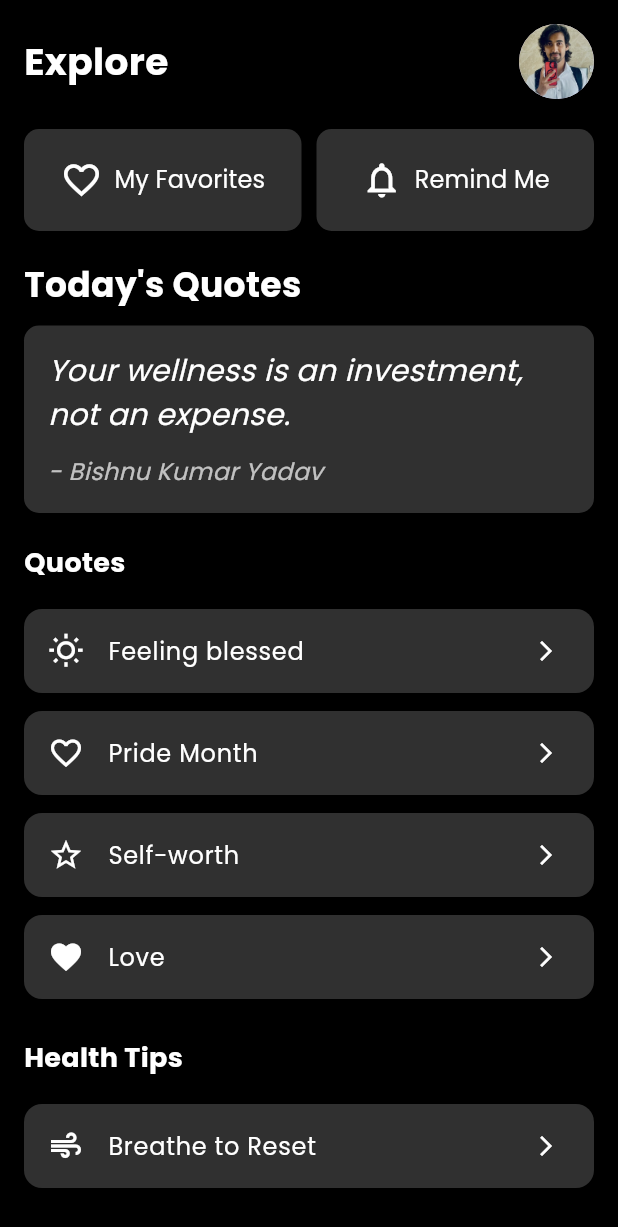
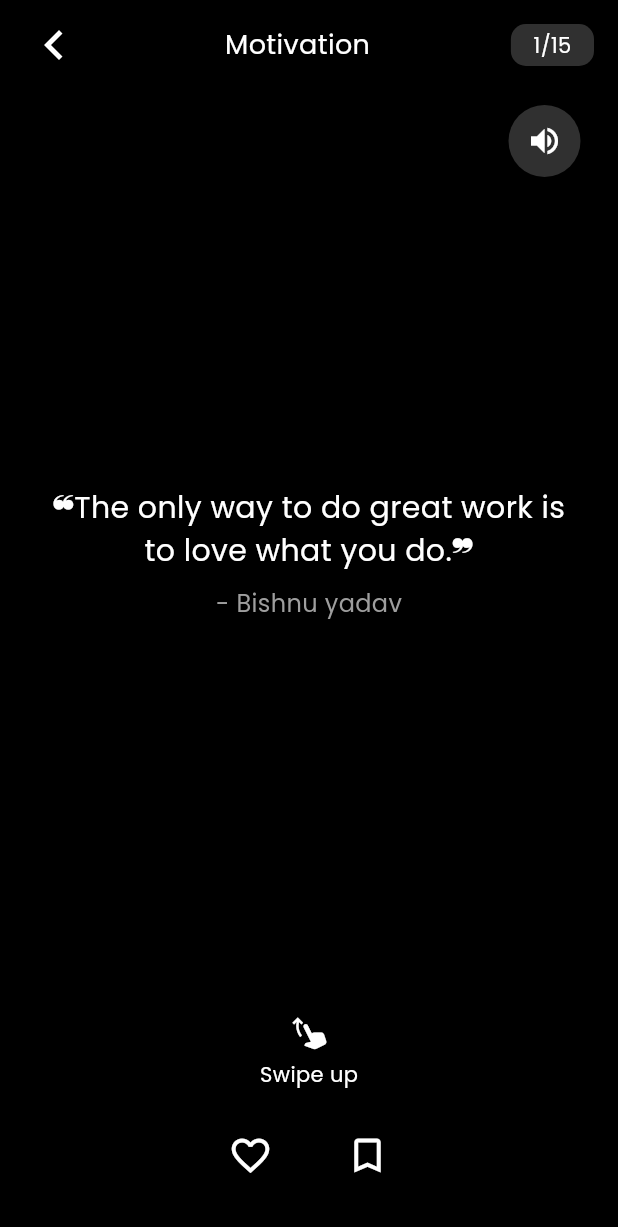
Before and after one commit to Bishnuu72/Flutter-Projects, a Flutter app: the DashboardScreen screen opened by its route, after a tap on "Feeling blessed", on a phone screen of 412 x 824 dp. Shown: the top 1227 px of the screen. Run offline on Flutter 3.47's test engine with Material 3 defaults, Android fonts, the phone set to English and light mode, and no system bars; our stand-ins replace flutter_svg.

Commit message:
Complete Wellness App UI

```diff
--- a/lib/screens/dashboard_screen.dart
+++ b/lib/screens/dashboard_screen.dart
@@ -99,7 +99,7 @@ class _DashboardScreenState extends State<DashboardScreen> {
                   crossAxisAlignment: CrossAxisAlignment.start,
                   children: [
                     Text(
-                      "Your wellness is an investment, not an expense.",
+                      '"Your wellness is an investment, not an expense."',
                       style: TextStyle(
                         fontSize: 20,
                         color: Colors.white,
@@ -128,7 +128,7 @@ class _DashboardScreenState extends State<DashboardScreen> {
               ),
               const SizedBox(height: 12,),
               buildButtonTile(Icons.wb_sunny_outlined, "Feeling blessed", () {
-                //Navigation here
+                Navigator.pushNamed(context, 'quotes_detail_screen');
               }),
               buildButtonTile(Icons.favorite_border, "Pride Month", () {
                 //Navigator here
--- /dev/null
+++ b/lib/screens/quotes_detail_screen.dart
@@ -0,0 +1,127 @@
+import 'package:flutter/material.dart';
+import 'package:flutter_svg/flutter_svg.dart';
+
+class QuotesDetailScreen extends StatefulWidget {
+  const QuotesDetailScreen({super.key});
+
+  @override
+  State<QuotesDetailScreen> createState() => _QuotesDetailScreenState();
+}
+
+class _QuotesDetailScreenState extends State<QuotesDetailScreen> {
+  @override
+  Widget build(BuildContext context) {
+    return Scaffold(
+      backgroundColor: Colors.black,
+      body: SafeArea(
+        child: Stack(
+          children: [
+            Column(
+              children: [
+                Padding(
+                  padding: const EdgeInsets.symmetric(horizontal: 16, vertical: 10),
+                  child: Row(
+                    mainAxisAlignment: MainAxisAlignment.spaceBetween,
+                    children: [
+                      GestureDetector(
+                        onTap: () => Navigator.pop(context),
+                        child: SvgPicture.asset(
+                          'assets/icon/chevron-backward.svg',
+                          width: 40,
+                          height: 40,
+                          color: Colors.white,
+                        )
+                      ),
+                      const Text(
+                        'Motivation',
+                        style: TextStyle(
+                          color: Colors.white,
+                          fontSize: 18,
+                        ),
+                      ),
+                      Container(
+                        padding: const EdgeInsets.symmetric(horizontal: 15, vertical: 4),
+                        decoration: BoxDecoration(
+                          color: Colors.grey[850],
+                          borderRadius: BorderRadius.circular(10),
+                        ),
+                        child: const Text(
+                            ("1/15"),
+                          style: TextStyle(
+                            color: Colors.white,
+                          ),
+                        ),
+                      )
+                    ],
+                  ),
+                ),
+                const  Spacer(),
+                Padding(
+                  padding: const EdgeInsets.symmetric(horizontal: 24),
+                  child: Column(
+                    children: [
+                      Text(
+                        "❝The only way to do great work is to love what you do.❞",
+                        textAlign: TextAlign.center,
+                        style: TextStyle(
+                          color: Colors.white,
+                          fontSize: 20,
+                        ),
+                      ),
+                      SizedBox(height: 10,),
+                      Text(
+                        "- Bishnu yadav",
+                        style: TextStyle(
+                          color: Colors.grey,
+                          fontSize: 16,
+                        ),
+                      )
+                    ],
+                  ),
+                ),
+                const Spacer(),
+                Column(
+                  children: [
+                    Icon(Icons.swipe_up, color: Colors.white,),
+                    SizedBox(height: 5,),
+                    Text("Swipe up", style: TextStyle(color: Colors.white),),
+                    SizedBox(height: 20,),
+                  ],
+                ),
+                Padding(
+                  padding: const EdgeInsets.only(bottom: 30),
+                  child: Row(
+                    mainAxisAlignment: MainAxisAlignment.center,
+                    children: [
+                      IconButton(
+                        icon: const Icon(Icons.favorite_border, color: Colors.white, size: 30,),
+                        onPressed: () {},
+                      ),
+                      const SizedBox(width: 30,),
+                      IconButton(
+                        icon: const Icon(Icons.bookmark_border, color: Colors.white, size: 30,),
+                        onPressed: () {},
+                      ),
+                    ],
+                  ),
+                )
+              ],
+            ),
+            Positioned(
+              top: 70,
+              right: 25,
+              child: CircleAvatar(
+                backgroundColor: Colors.grey[850],
+                radius: 24,
+                child: IconButton(
+                  icon: const Icon(Icons.volume_up, color: Colors.white,),
+                  onPressed: () {},
+                ),
+              ),
+            )
+          ],
+        ),
+      ),
+    );
+  }
+}
--- a/lib/wellness_app.dart
+++ b/lib/wellness_app.dart
@@ -3,6 +3,7 @@ import 'package:manshi/screens/dashboard_screen.dart';
 import 'package:manshi/screens/login_screen.dart';
 import 'package:manshi/screens/preference_selection.dart';
 import 'package:manshi/screens/profile_screen.dart';
+import 'package:manshi/screens/quotes_detail_screen.dart';
 import 'package:manshi/screens/register_screen.dart';
 
 class WellnessApp extends StatelessWidget {
@@ -22,6 +23,7 @@ class WellnessApp extends StatelessWidget {
         'preference_selection': (context) => const PreferenceSelection(),
         'dashboard_screen': (context) => const DashboardScreen(),
         'profile_screen': (context) => const ProfileScreen(),
+        'quotes_detail_screen': (context) => const QuotesDetailScreen(),
       }
     );
   }
```
Also changed, not shown: lib/screens/login_screen.dart (+19 -7 lines), lib/screens/profile_screen.dart (+54 -30 lines), lib/screens/register_screen.dart (+18 -6 lines), assets/icon/chevron-left.svg (deleted), assets/icon/google-g.svg (added).
